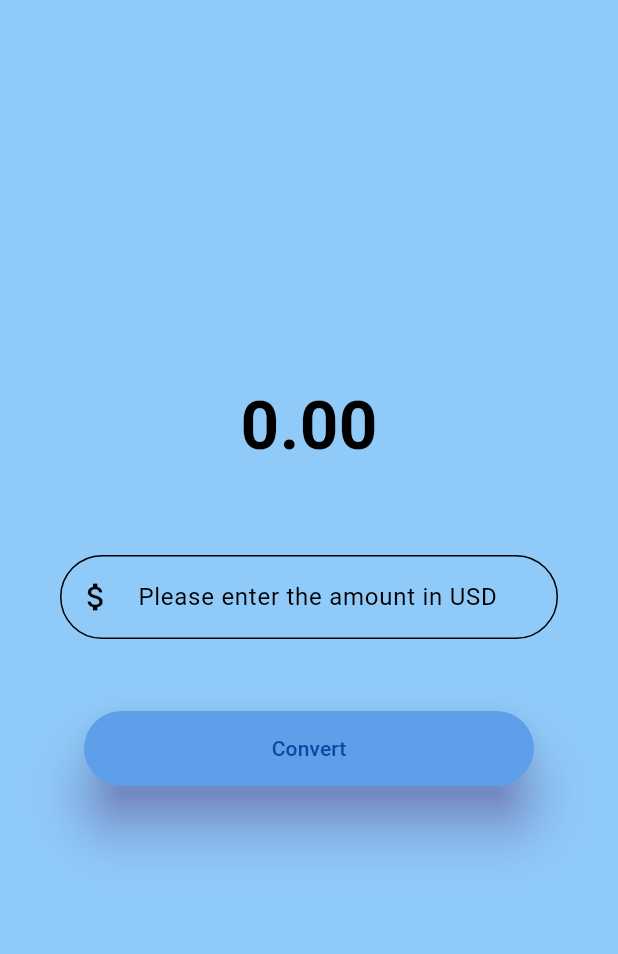
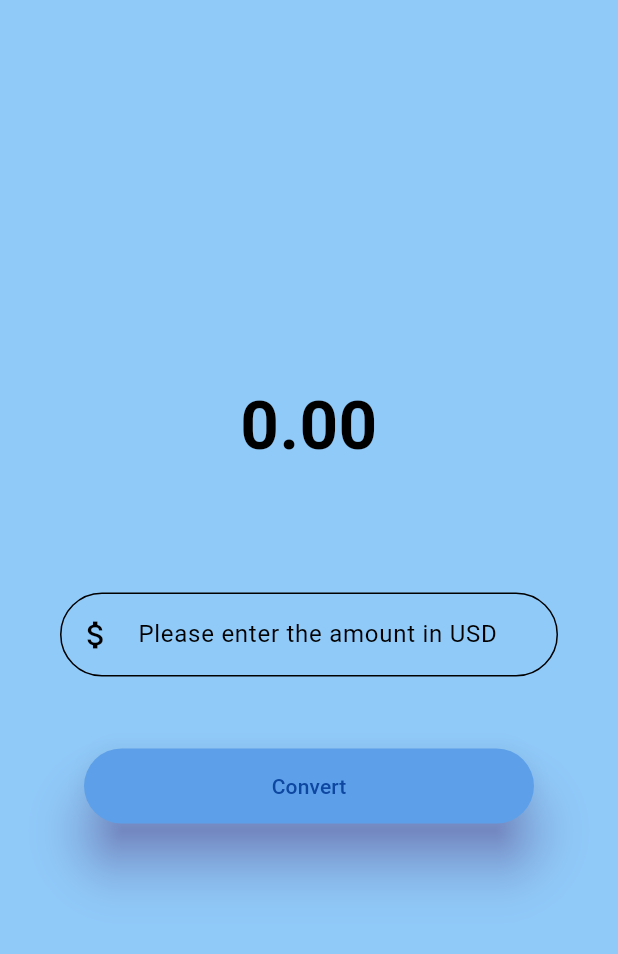
Before and after one commit to VasuBhakt/Flutter-Learning-Projects, a Flutter app: the screen it shows after launch, on a phone screen of 412 x 824 dp, the part 84-1038 px from its top. Run offline on Flutter 3.47's test engine with Material 3 defaults, Android fonts, the phone set to English and light mode, and no system bars.

Commit message:
padding to container

```diff
--- a/currency_convert/lib/pages/currency_convert_material_page.dart
+++ b/currency_convert/lib/pages/currency_convert_material_page.dart
@@ -33,11 +33,13 @@ class _CurrencyConvertMaterialPageState
           mainAxisAlignment: MainAxisAlignment.center,
           crossAxisAlignment: CrossAxisAlignment.center,
           children: [
-            Padding(
+            Container(
               padding: const EdgeInsets.all(15.0),
+              margin: const EdgeInsets.all(25.0),
               child: Text(
                 //result.toString(),
                 result.toStringAsFixed(2),
+                textAlign: TextAlign.center,
                 style: TextStyle(
                   fontSize: 45,
                   fontWeight: FontWeight.bold,
```
